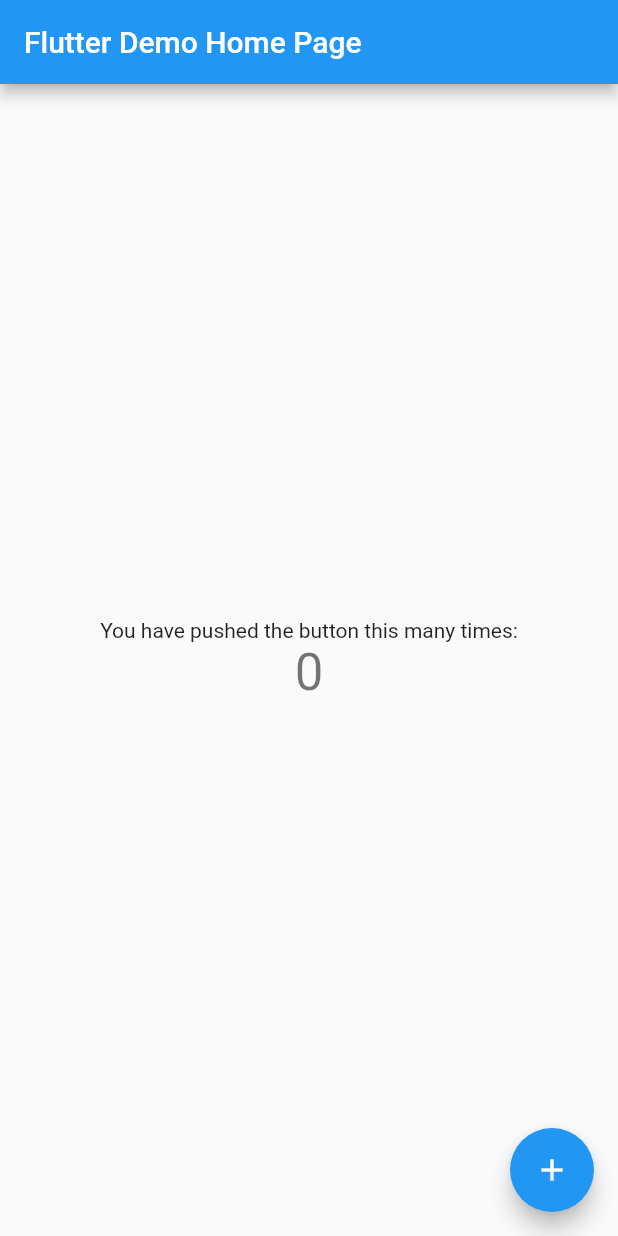
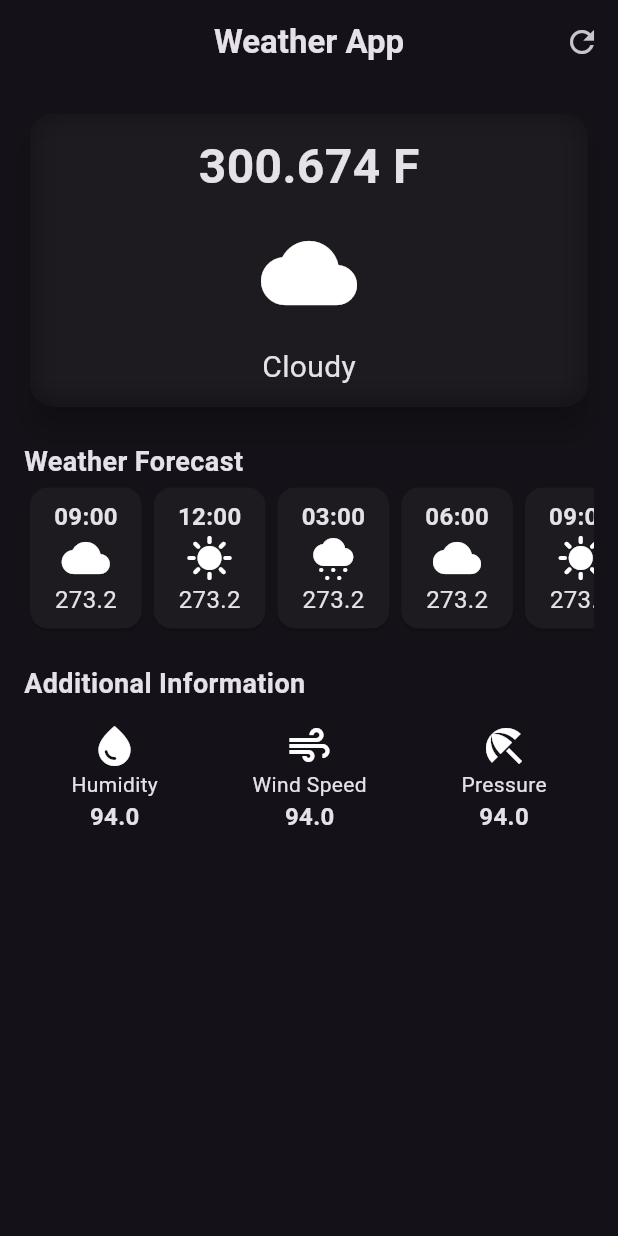
Before and after one commit to veejask-41/flutter-self-learning, a Flutter app: the screen it shows after launch, on a phone screen of 412 x 824 dp. Run offline on Flutter 3.47's test engine with Material 2 defaults, Android fonts, the phone set to English and light mode, and no system bars.

Commit message:
created ui elements for weather app

```diff
--- /dev/null
+++ b/weather_app/lib/additional_info_item.dart
@@ -0,0 +1,31 @@
+import 'package:flutter/material.dart';
+
+class AdditionalInfoItem extends StatelessWidget {
+  final IconData icon;
+  final String label;
+  final double value;
+
+  const AdditionalInfoItem({
+    super.key,
+    required this.icon,
+    required this.label,
+    required this.value,
+  });
+
+  @override
+  Widget build(BuildContext context) {
+    return Column(
+      children: [
+        Icon(
+          icon,
+          size: 32,
+        ),
+        Text(label),
+        Text(
+          value.toString(),
+          style: TextStyle(fontWeight: FontWeight.bold, fontSize: 16),
+        )
+      ],
+    );
+  }
+}
--- /dev/null
+++ b/weather_app/lib/hourly_forecast_item.dart
@@ -0,0 +1,39 @@
+import 'package:flutter/material.dart';
+
+class HourlyForecastItem extends StatelessWidget {
+  final String time;
+  final IconData icon;
+  final double temperature;
+
+  const HourlyForecastItem({
+    super.key,
+    required this.time,
+    required this.icon,
+    required this.temperature,
+  });
+
+  @override
+  Widget build(BuildContext context) {
+    return Card(
+      child: Padding(
+        padding: const EdgeInsets.symmetric(vertical: 8, horizontal: 16),
+        child: Column(
+          children: [
+            Text(
+              time,
+              style: const TextStyle(fontSize: 16, fontWeight: FontWeight.bold),
+            ),
+            Icon(
+              icon,
+              size: 32,
+            ),
+            Text(
+              temperature.toString(),
+              style: const TextStyle(fontSize: 16),
+            )
+          ],
+        ),
+      ),
+    );
+  }
+}
--- a/weather_app/lib/main.dart
+++ b/weather_app/lib/main.dart
@@ -1,4 +1,5 @@
 import 'package:flutter/material.dart';
+import 'package:weather_app/weather_screen.dart';
 
 void main() {
   runApp(const MyApp());
@@ -7,109 +8,12 @@ void main() {
 class MyApp extends StatelessWidget {
   const MyApp({super.key});
 
-  // This widget is the root of your application.
   @override
   Widget build(BuildContext context) {
     return MaterialApp(
-      title: 'Flutter Demo',
-      theme: ThemeData(
-        // This is the theme of your application.
-        //
-        // Try running your application with "flutter run". You'll see the
-        // application has a blue toolbar. Then, without quitting the app, try
-        // changing the primarySwatch below to Colors.green and then invoke
-        // "hot reload" (press "r" in the console where you ran "flutter run",
-        // or simply save your changes to "hot reload" in a Flutter IDE).
-        // Notice that the counter didn't reset back to zero; the application
-        // is not restarted.
-        primarySwatch: Colors.blue,
-      ),
-      home: const MyHomePage(title: 'Flutter Demo Home Page'),
+      debugShowCheckedModeBanner: false,
+      theme: ThemeData.dark(useMaterial3: true),
+      home: const WeatherScreen(),
     );
   }
 }
-
-class MyHomePage extends StatefulWidget {
-  const MyHomePage({super.key, required this.title});
-
-  // This widget is the home page of your application. It is stateful, meaning
-  // that it has a State object (defined below) that contains fields that affect
-  // how it looks.
-
-  // This class is the configuration for the state. It holds the values (in this
-  // case the title) provided by the parent (in this case the App widget) and
-  // used by the build method of the State. Fields in a Widget subclass are
-  // always marked "final".
-
-  final String title;
-
-  @override
-  State<MyHomePage> createState() => _MyHomePageState();
-}
-
-class _MyHomePageState extends State<MyHomePage> {
-  int _counter = 0;
-
-  void _incrementCounter() {
-    setState(() {
-      // This call to setState tells the Flutter framework that something has
-      // changed in this State, which causes it to rerun the build method below
-      // so that the display can reflect the updated values. If we changed
-      // _counter without calling setState(), then the build method would not be
-      // called again, and so nothing would appear to happen.
-      _counter++;
-    });
-  }
-
-  @override
-  Widget build(BuildContext context) {
-    // This method is rerun every time setState is called, for instance as done
-    // by the _incrementCounter method above.
-    //
-    // The Flutter framework has been optimized to make rerunning build methods
-    // fast, so that you can just rebuild anything that needs updating rather
-    // than having to individually change instances of widgets.
-    return Scaffold(
-      appBar: AppBar(
-        // Here we take the value from the MyHomePage object that was created by
-        // the App.build method, and use it to set our appbar title.
-        title: Text(widget.title),
-      ),
-      body: Center(
-        // Center is a layout widget. It takes a single child and positions it
-        // in the middle of the parent.
-        child: Column(
-          // Column is also a layout widget. It takes a list of children and
-          // arranges them vertically. By default, it sizes itself to fit its
-          // children horizontally, and tries to be as tall as its parent.
-          //
-          // Invoke "debug painting" (press "p" in the console, choose the
-          // "Toggle Debug Paint" action from the Flutter Inspector in Android
-          // Studio, or the "Toggle Debug Paint" command in Visual Studio Code)
-          // to see the wireframe for each widget.
-          //
-          // Column has various properties to control how it sizes itself and
-          // how it positions its children. Here we use mainAxisAlignment to
-          // center the children vertically; the main axis here is the vertical
-          // axis because Columns are vertical (the cross axis would be
-          // horizontal).
-          mainAxisAlignment: MainAxisAlignment.center,
-          children: <Widget>[
-            const Text(
-              'You have pushed the button this many times:',
-            ),
-            Text(
-              '$_counter',
-              style: Theme.of(context).textTheme.headlineMedium,
-            ),
-          ],
-        ),
-      ),
-      floatingActionButton: FloatingActionButton(
-        onPressed: _incrementCounter,
-        tooltip: 'Increment',
-        child: const Icon(Icons.add),
-      ), // This trailing comma makes auto-formatting nicer for build methods.
-    );
-  }
-}
--- /dev/null
+++ b/weather_app/lib/weather_screen.dart
@@ -0,0 +1,166 @@
+import 'dart:ui';
+
+import 'package:flutter/material.dart';
+
+import 'additional_info_item.dart';
+import 'hourly_forecast_item.dart';
+
+class WeatherScreen extends StatelessWidget {
+  const WeatherScreen({super.key});
+
+  @override
+  Widget build(BuildContext context) {
+    return Scaffold(
+      appBar: AppBar(
+        title: const Text(
+          'Weather App',
+          style: TextStyle(fontWeight: FontWeight.bold),
+        ),
+        centerTitle: true,
+        actions: [
+          IconButton(onPressed: () {}, icon: const Icon(Icons.refresh)),
+        ],
+      ),
+      body: Padding(
+        padding: const EdgeInsets.all(16.0),
+        child: Column(
+          children: [
+            // main card
+            SizedBox(
+              width: double.infinity,
+              child: Card(
+                elevation: 8,
+                shape: RoundedRectangleBorder(
+                    borderRadius: BorderRadius.circular(16)),
+                child: ClipRRect(
+                  borderRadius: BorderRadius.circular(16),
+                  child: BackdropFilter(
+                    filter: ImageFilter.blur(sigmaX: 10, sigmaY: 10),
+                    child: Padding(
+                      padding: const EdgeInsets.all(12.0),
+                      child: Column(
+                        children: const [
+                          Text(
+                            '300.674 F',
+                            style: TextStyle(
+                              fontWeight: FontWeight.bold,
+                              fontSize: 32,
+                            ),
+                          ),
+                          SizedBox(
+                            height: 16,
+                          ),
+                          Icon(
+                            Icons.cloud,
+                            size: 64,
+                          ),
+                          SizedBox(
+                            height: 16,
+                          ),
+                          Text(
+                            'Cloudy',
+                            style: TextStyle(
+                              fontSize: 20,
+                            ),
+                          ),
+                        ],
+                      ),
+                    ),
+                  ),
+                ),
+              ),
+            ),
+            const SizedBox(
+              height: 20,
+            ),
+            // weather forecast cards
+            const Align(
+              alignment: Alignment.centerLeft,
+              child: Text(
+                'Weather Forecast',
+                style: TextStyle(
+                  fontSize: 18,
+                  fontWeight: FontWeight.bold,
+                ),
+              ),
+            ),
+            SingleChildScrollView(
+              scrollDirection: Axis.horizontal,
+              child: Row(
+                children: const [
+                  HourlyForecastItem(
+                    time: '09:00',
+                    icon: Icons.cloud,
+                    temperature: 273.2,
+                  ),
+                  HourlyForecastItem(
+                    time: '12:00',
+                    icon: Icons.sunny,
+                    temperature: 273.2,
+                  ),
+                  HourlyForecastItem(
+                    time: '03:00',
+                    icon: Icons.cloudy_snowing,
+                    temperature: 273.2,
+                  ),
+                  HourlyForecastItem(
+                    time: '06:00',
+                    icon: Icons.cloud,
+                    temperature: 273.2,
+                  ),
+                  HourlyForecastItem(
+                    time: '09:00',
+                    icon: Icons.sunny,
+                    temperature: 273.2,
+                  ),
+                  HourlyForecastItem(
+                    time: '12:00',
+                    icon: Icons.cloudy_snowing,
+                    temperature: 273.2,
+                  ),
+                ],
+              ),
+            ),
+            const SizedBox(
+              height: 20,
+            ),
+            // additional info
+            const Align(
+              alignment: Alignment.centerLeft,
+              child: Text(
+                'Additional Information',
+                style: TextStyle(
+                  fontSize: 18,
+                  fontWeight: FontWeight.bold,
+                ),
+              ),
+            ),
+            const SizedBox(
+              height: 12,
+            ),
+            Row(
+              mainAxisAlignment: MainAxisAlignment.spaceAround,
+              children: const [
+                AdditionalInfoItem(
+                  icon: Icons.water_drop,
+                  label: 'Humidity',
+                  value: 94,
+                ),
+                AdditionalInfoItem(
+                  icon: Icons.air,
+                  label: 'Wind Speed',
+                  value: 94,
+                ),
+                AdditionalInfoItem(
+                  icon: Icons.beach_access,
+                  label: 'Pressure',
+                  value: 94,
+                ),
+              ],
+            ),
+          ],
+        ),
+      ),
+    );
+  }
+}
```
